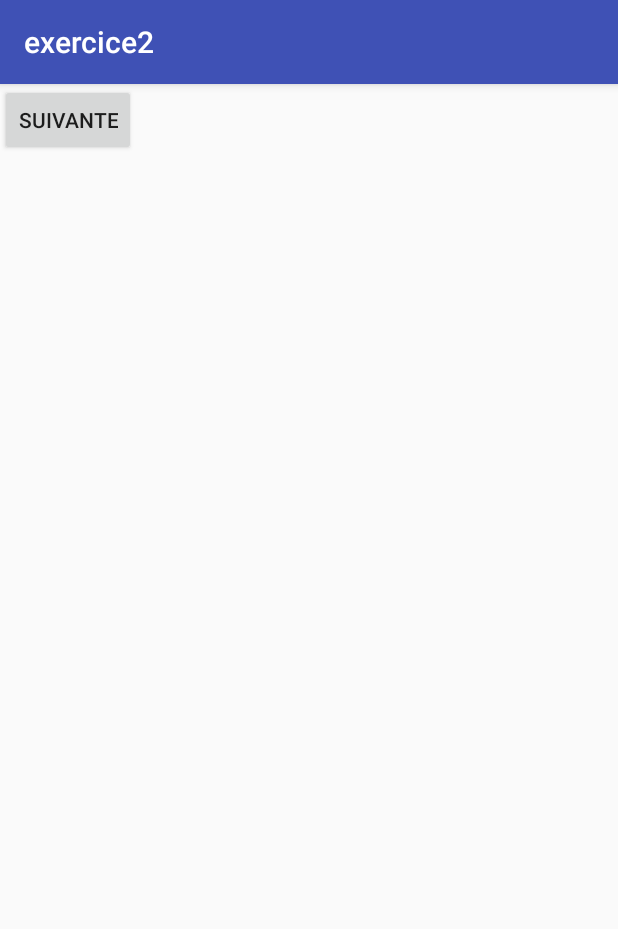
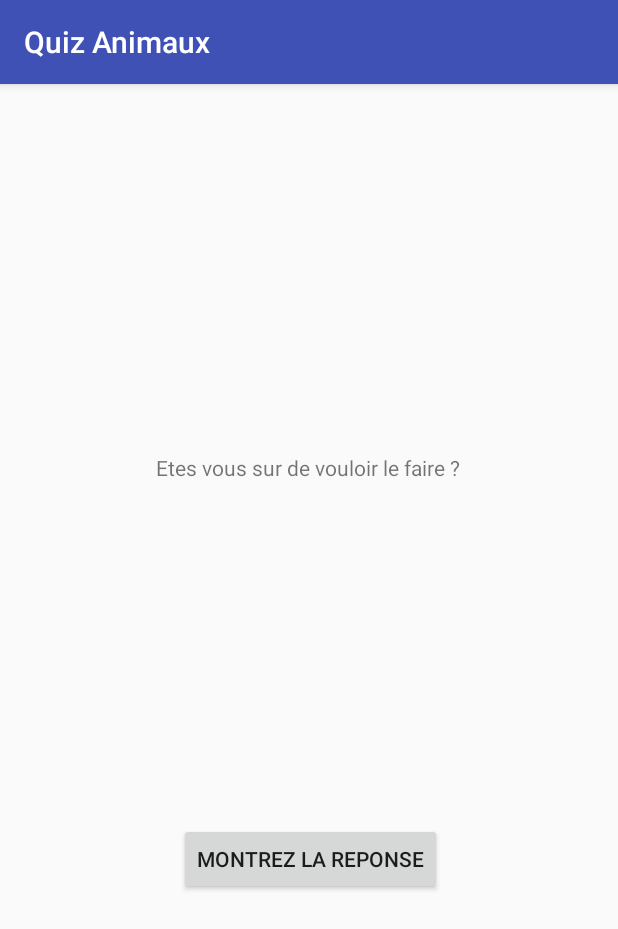
Before and after one commit to Keitarn/M1_chanez, an Android app: the Main2Activity screen opened directly, with no data from a screen before it, on a phone screen of 412 x 824 dp. Shown: the top 929 px of the screen. Run offline under Robolectric (Android 15) with nearby library versions, the phone set to English and light mode, and no system bars.

Commit message:
samp tp2 end

```diff
--- a/SAMP/TP2/exercice2/app/src/main/java/com/example/bchanez/exercice2/Main2Activity.java
+++ b/SAMP/TP2/exercice2/app/src/main/java/com/example/bchanez/exercice2/Main2Activity.java
@@ -1,7 +1,14 @@
 package com.example.bchanez.exercice2;
 
+import android.content.Intent;
 import android.support.v7.app.AppCompatActivity;
 import android.os.Bundle;
+import android.view.View;
+import android.widget.Button;
+import android.widget.TextView;
+
+import static com.example.bchanez.exercice2.MainActivity.KEY_REPONSE;
+import static com.example.bchanez.exercice2.MainActivity.KEY_REPONSE_QUESTION;
 
 public class Main2Activity extends AppCompatActivity {
 
@@ -9,5 +16,16 @@ public class Main2Activity extends AppCompatActivity {
     protected void onCreate(Bundle savedInstanceState) {
         super.onCreate(savedInstanceState);
         setContentView(R.layout.activity_main2);
+
+
+        final TextView textView_reponse = (TextView) findViewById(R.id.tv_reponse);
+
+        ((Button) findViewById(R.id.btn_montrezLaReponse)).setOnClickListener(new View.OnClickListener() {
+            public void onClick(View v) {
+                Intent intent = getIntent();
+                textView_reponse.setText(intent.getStringExtra(KEY_REPONSE_QUESTION));
+                KEY_REPONSE = true;
+            }
+        });
     }
 }
--- a/SAMP/TP2/exercice2/app/src/main/res/layout/activity_main2.xml
+++ b/SAMP/TP2/exercice2/app/src/main/res/layout/activity_main2.xml
@@ -7,11 +7,40 @@
     tools:context=".Main2Activity">
 
     <Button
-        android:id="@+id/btn_suivante"
-        android:layout_width="wrap_content"
-        android:layout_height="wrap_content"
-        android:text="@string/btn_suivant"
-        tools:layout_editor_absoluteX="146dp"
-        tools:layout_editor_absoluteY="297dp" />
+        android:id="@+id/btn_montrezLaReponse"
+        android:layout_width="175dp"
+        android:layout_height="48dp"
+        android:layout_marginBottom="102dp"
+        android:layout_marginEnd="104dp"
+        android:layout_marginStart="105dp"
+        android:layout_marginTop="46dp"
+        android:text="@string/btn_montrezLaReponse"
+        app:layout_constraintBottom_toBottomOf="parent"
+        app:layout_constraintEnd_toEndOf="parent"
+        app:layout_constraintStart_toStartOf="parent"
+        app:layout_constraintTop_toBottomOf="@+id/tv_reponse" />
+
+    <TextView
+        android:id="@+id/tv_reponse"
+        android:layout_width="63dp"
+        android:layout_height="24dp"
+        android:layout_marginEnd="190dp"
+        android:layout_marginStart="190dp"
+        android:layout_marginTop="31dp"
+        app:layout_constraintEnd_toEndOf="parent"
+        app:layout_constraintStart_toStartOf="parent"
+        app:layout_constraintTop_toBottomOf="@+id/tv_sur" />
+
+    <TextView
+        android:id="@+id/tv_sur"
+        android:layout_width="205dp"
+        android:layout_height="19dp"
+        android:layout_marginEnd="89dp"
+        android:layout_marginStart="90dp"
+        android:layout_marginTop="246dp"
+        android:text="@string/tv_sur"
+        app:layout_constraintEnd_toEndOf="parent"
+        app:layout_constraintStart_toStartOf="parent"
+        app:layout_constraintTop_toTopOf="parent" />
 
 </android.support.constraint.ConstraintLayout>
--- a/SAMP/TP2/exercice2/app/src/main/res/values/strings.xml
+++ b/SAMP/TP2/exercice2/app/src/main/res/values/strings.xml
@@ -1,8 +1,11 @@
 <resources>
-    <string name="app_name">exercice2</string>
+    <string name="app_name">Quiz Animaux</string>
 
     <string name="btn_vrai">Vrai</string>
     <string name="btn_faux">Faux</string>
     <string name="btn_voirReponse">Voir reponse</string>
     <string name="btn_suivant">Suivante</string>
+    <string name="btn_montrezLaReponse">Montrez la reponse</string>
+
+    <string name="tv_sur">Etes vous sur de vouloir le faire ?</string>
 </resources>
```
Also changed, not shown: SAMP/TP2/exercice2/app/src/main/java/com/example/bchanez/exercice2/MainActivity.java (+37 -4 lines).
